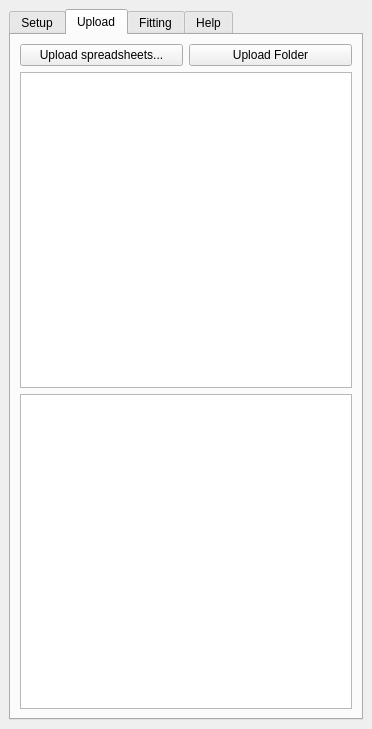
This is hsrr_processor_dockwidget_base.ui in Drew973/pts_hsrr_processor_qgis3 as Qt 5 draws it before an edit. The edited form follows.
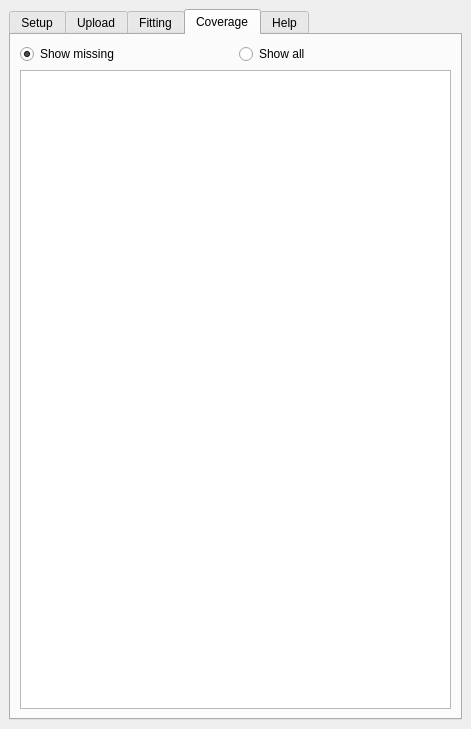
This is the edited form. Custom widgets are drawn as their Qt base class.

Diff of the .ui file:
```diff
--- a/hsrr_processor_dockwidget_base.ui
+++ b/hsrr_processor_dockwidget_base.ui
@@ -6,7 +6,7 @@
    <rect>
     <x>0</x>
     <y>0</y>
-    <width>372</width>
+    <width>471</width>
     <height>729</height>
    </rect>
   </property>
@@ -24,7 +24,7 @@
     <item>
      <widget class="QTabWidget" name="tabs">
       <property name="currentIndex">
-       <number>1</number>
+       <number>3</number>
       </property>
       <widget class="QWidget" name="setup">
        <attribute name="title">
@@ -212,6 +212,41 @@
         </item>
        </layout>
       </widget>
+      <widget class="QWidget" name="tab_4">
+       <attribute name="title">
+        <string>Coverage</string>
+       </attribute>
+       <layout class="QVBoxLayout" name="verticalLayout_3">
+        <item>
+         <layout class="QHBoxLayout" name="horizontalLayout_2">
+          <item>
+           <widget class="QRadioButton" name="show_missing_button">
+            <property name="text">
+             <string>Show missing</string>
+            </property>
+            <property name="checked">
+             <bool>true</bool>
+            </property>
+           </widget>
+          </item>
+          <item>
+           <widget class="QRadioButton" name="show_all_button">
+            <property name="text">
+             <string>Show all</string>
+            </property>
+           </widget>
+          </item>
+         </layout>
+        </item>
+        <item>
+         <widget class="QTableView" name="requested_view">
+          <property name="selectionBehavior">
+           <enum>QAbstractItemView::SelectRows</enum>
+          </property>
+         </widget>
+        </item>
+       </layout>
+      </widget>
       <widget class="QWidget" name="tab">
        <attribute name="title">
         <string>Help</string>
```
